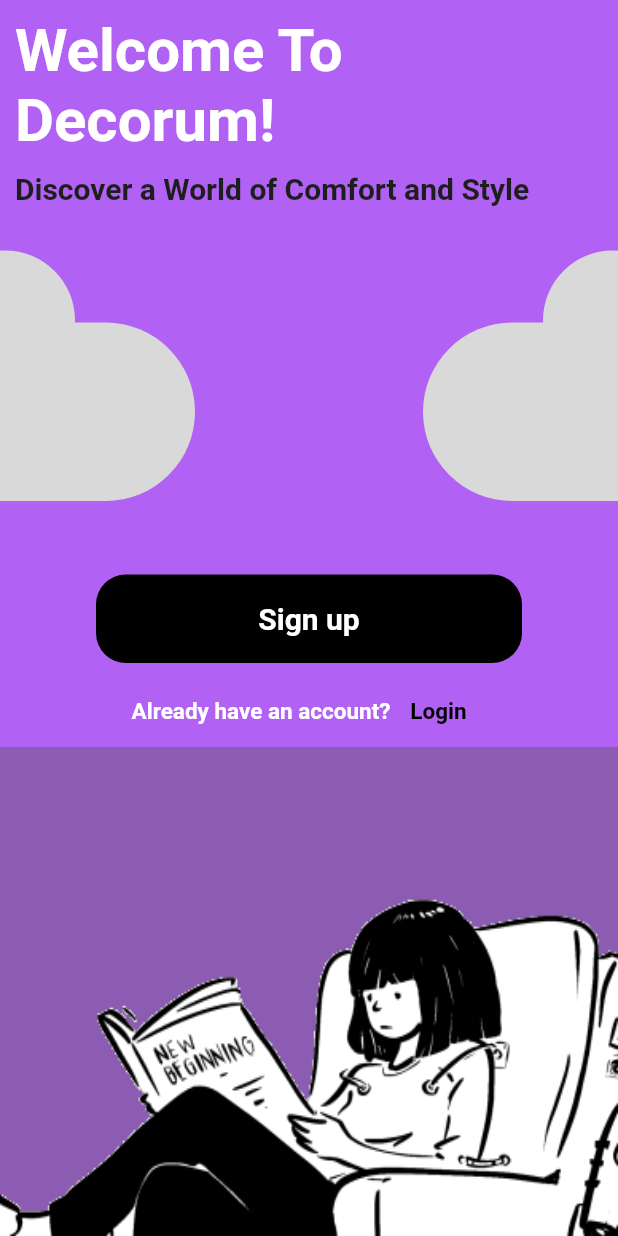
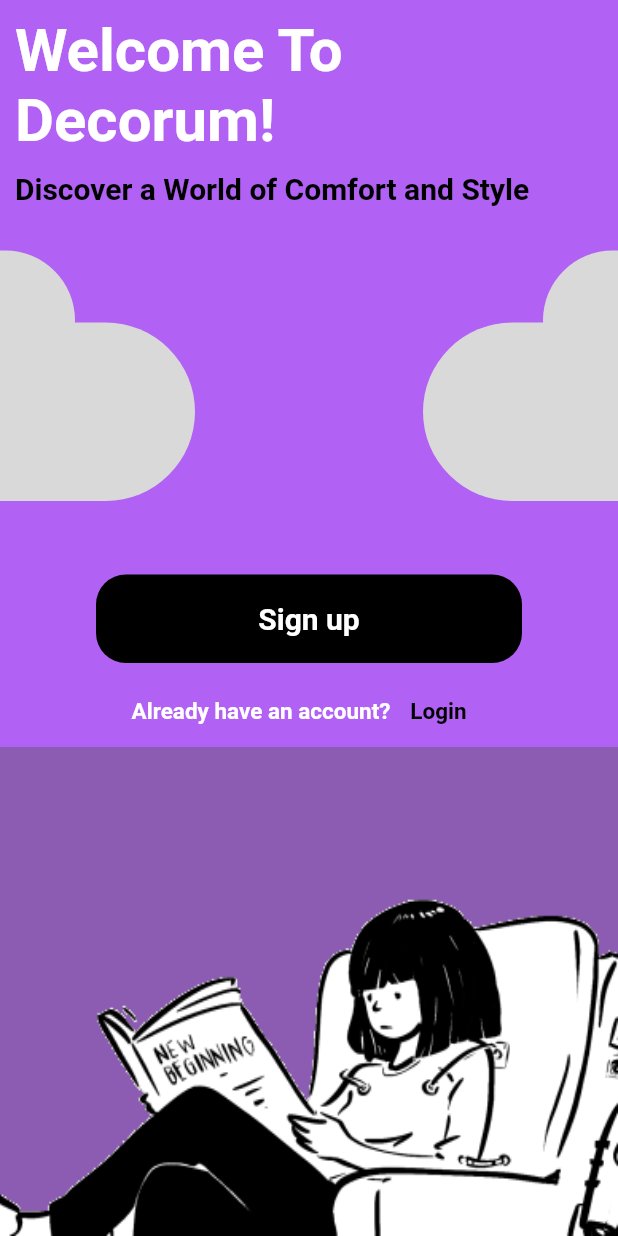
Before and after one commit to Alyaatalaat28/Home-style, a Flutter app: the WelcomeView screen opened directly, on a phone screen of 412 x 824 dp. Run offline on Flutter 3.47's test engine with Material 2 defaults, Android fonts, the phone set to English and light mode, and no system bars.

Commit message:
finish login ui

```diff
--- /dev/null
+++ b/lib/core/style.dart
@@ -0,0 +1,24 @@
+import 'package:flutter/material.dart';
+
+import 'constants.dart';
+
+class AppStyle  {
+
+  static TextStyle textStyle= const TextStyle(
+              color:textWColor ,
+              fontSize:30 ,
+              fontWeight:FontWeight.w700 ,
+            );
+static TextStyle textStyle15= const TextStyle(
+              color:textWColor ,
+              fontSize:15 ,
+              fontWeight:FontWeight.w700 ,
+            );
+static TextStyle textStyle15Black= const TextStyle(
+              color:buttonColor ,
+              fontSize:15 ,
+              fontWeight:FontWeight.w700 ,
+            );
+
+
+}
--- a/lib/features/welcome/preentation/views/widgets/login.dart
+++ b/lib/features/welcome/preentation/views/widgets/login.dart
@@ -1,6 +1,7 @@
 import 'package:flutter/material.dart';
 
 import '../../../../../core/constants.dart';
+import '../../../../../core/style.dart';
 
 class LoginRow extends StatelessWidget {
   const LoginRow({super.key});
@@ -10,20 +11,14 @@ class LoginRow extends StatelessWidget {
     return Row(
       mainAxisAlignment: MainAxisAlignment.center,
       children: [
-        const Text('Already have an account?',
-        style: TextStyle(
-          fontWeight: FontWeight.w700,
-          fontSize:15 ,
-          color: textWColor,
-        ),),
+         Text('Already have an account?',
+        style: AppStyle.textStyle15,
+         ),
         TextButton(
           onPressed: (){},
-           child: const Text('Login',
-           style: TextStyle(
-          fontWeight: FontWeight.w700,
-          fontSize:15 ,
-          color: buttonColor,
-        ),))
+           child:  Text('Login',
+           style:AppStyle.textStyle15Black
+            ),)
 
       ],
     );
--- a/lib/features/welcome/preentation/views/widgets/sign_up_button.dart
+++ b/lib/features/welcome/preentation/views/widgets/sign_up_button.dart
@@ -1,6 +1,7 @@
 import 'package:flutter/material.dart';
 
 import '../../../../../core/constants.dart';
+import '../../../../../core/style.dart';
 
 class SignUpButton extends StatelessWidget {
   const SignUpButton({super.key});
@@ -19,12 +20,11 @@ class SignUpButton extends StatelessWidget {
         ),
         child: TextButton(
         onPressed: () {  },
-        child: const Text('Sign up',
-        style: TextStyle(
+        child:  Text('Sign up',
+        style: AppStyle.textStyle.copyWith(
           fontSize: 20,
-          fontWeight: FontWeight.w700,
-          color: textWColor,
-        ),),),
+        ),
+        ),),
       ),
     ]);
   }
--- a/lib/features/welcome/preentation/views/widgets/welcomeViewBody.dart
+++ b/lib/features/welcome/preentation/views/widgets/welcomeViewBody.dart
@@ -3,6 +3,7 @@ import 'package:home_style/features/welcome/preentation/views/widgets/sign_up_bu
 import 'package:home_style/features/welcome/preentation/views/widgets/stack_widget.dart';
 
 import '../../../../../core/constants.dart';
+import '../../../../../core/style.dart';
 import 'login.dart';
 
 class WelcomeViewBody extends StatelessWidget {
@@ -10,31 +11,28 @@ class WelcomeViewBody extends StatelessWidget {
 
   @override
   Widget build(BuildContext context) {
-    return   const Padding(
-      padding: EdgeInsets.only(top:10.0),
+    return   Padding(
+      padding: const EdgeInsets.only(top:10.0),
       child: Column(
         crossAxisAlignment: CrossAxisAlignment.start,
         children: [
           Text(' Welcome To\n Decorum!',
-          style: TextStyle(
-            color:textWColor,
-            fontWeight: FontWeight.w700,
+          style: AppStyle.textStyle.copyWith(
             fontSize: 40,
-          ),),
-           SizedBox(height: 10,),
-          Text('  Discover a World of Comfort and Style',
-          style: TextStyle(
-            color:textBColor,
-            fontWeight: FontWeight.w700,
+          ),
+          ),
+           const SizedBox(height: 10,),
+           Text('  Discover a World of Comfort and Style',
+          style: AppStyle.textStyle15Black.copyWith(
             fontSize: 20,
           )),
-          SizedBox(height: 30,),
-          StackWidget(),
-           SizedBox(height: 16,),
-          SignUpButton(),
-           SizedBox(height: 8,),
-          LoginRow(),
-          Expanded(
+          const SizedBox(height: 30,),
+          const StackWidget(),
+           const SizedBox(height: 16,),
+          const SignUpButton(),
+           const SizedBox(height: 8,),
+          const LoginRow(),
+          const Expanded(
             child: Image(
               image: AssetImage('assets/images/new.png',
               ),
--- a/lib/main.dart
+++ b/lib/main.dart
@@ -1,6 +1,4 @@
 import 'package:flutter/material.dart';
-
-import 'features/signUp/presentation/views/signUp.dart';
 import 'features/welcome/preentation/views/welcome.dart';
 
 void main() {
@@ -15,7 +13,7 @@ class MyApp extends StatelessWidget {
   Widget build(BuildContext context) {
     return const MaterialApp(
       debugShowCheckedModeBanner: false,
-      home:  SignUpView(),
+      home:  WelcomeView(),
     );
   }
 }
```
Also changed, not shown: lib/core/widgets/custom_button.dart (+5 -5 lines), lib/core/widgets/divider_row.dart (+2 -5 lines), lib/features/login/presentation/views/login.dart (added, +16 -0 lines), lib/features/login/presentation/views/widgets/forget_password.dart (added, +26 -0 lines), lib/features/login/presentation/views/widgets/have_account.dart (added, +21 -0 lines), lib/features/login/presentation/views/widgets/login_body.dart (added, +69 -0 lines), lib/features/signUp/presentation/views/widgets/another_options.dart (+5 -12 lines), lib/features/signUp/presentation/views/widgets/create_account_button.dart (+3 -6 lines), lib/features/signUp/presentation/views/widgets/signUp_body.dart (+4 -7 lines), lib/features/signUp/presentation/views/widgets/terms.dart (+5 -6 lines).
